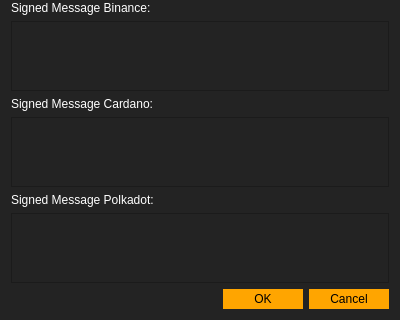
First picture: the form in signconfigwindow.ui, repository Acria-Network/Acria-Oracle-Node-Qt, before the edit; both pictures show x 0 to 400 and y 202 to 522 of the 400 by 522 pixel window.
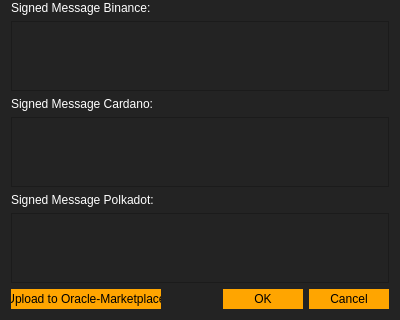
Second picture: the form after the edit.

Commit message: upload config signature

What changed in the file:
```diff
--- a/signconfigwindow.ui
+++ b/signconfigwindow.ui
@@ -69,6 +69,47 @@
     <widget class="QPlainTextEdit" name="plainTextEdit_signed_polkadot"/>
    </item>
    <item>
+    <layout class="QHBoxLayout" name="horizontalLayout">
+     <property name="topMargin">
+      <number>0</number>
+     </property>
+     <item>
+      <widget class="QPushButton" name="pushButton_upload_tooracle_marketplace">
+       <property name="minimumSize">
+        <size>
+         <width>150</width>
+         <height>0</height>
+        </size>
+       </property>
+       <property name="styleSheet">
+        <string notr="true">background-color:white;
+color:black;
+border: none;
+/*padding:30px;*/
+width:80px;
+padding-top:3px;
+padding-bottom:3px;
+background-color:orange;</string>
+       </property>
+       <property name="text">
+        <string>Upload to Oracle-Marketplace</string>
+       </property>
+      </widget>
+     </item>
+     <item>
+      <spacer name="horizontalSpacer">
+       <property name="orientation">
+        <enum>Qt::Horizontal</enum>
+       </property>
+       <property name="sizeHint" stdset="0">
+        <size>
+         <width>40</width>
+         <height>20</height>
+        </size>
+       </property>
+      </spacer>
+     </item>
+     <item>
     <widget class="QDialogButtonBox" name="buttonBox">
      <property name="styleSheet">
       <string notr="true">background-color:white;
@@ -87,6 +128,8 @@
       <set>QDialogButtonBox::Cancel|QDialogButtonBox::Ok</set>
      </property>
     </widget>
+     </item>
+    </layout>
    </item>
   </layout>
  </widget>
```
Lines whose indentation alone changed are shown as unchanged. The commit also changes 3 other files.
